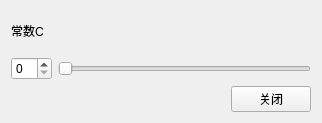
This is mainwindow/LoglinearGrayScale.ui in Narthill/Image_processing as Qt 5 draws it before an edit. The edited form follows.
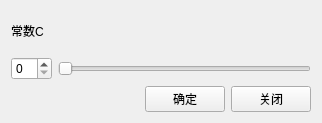
This is the edited form.

```diff
--- a/mainwindow/LoglinearGrayScale.ui
+++ b/mainwindow/LoglinearGrayScale.ui
@@ -56,6 +56,13 @@
          </property>
         </spacer>
        </item>
+       <item>
+        <widget class="QPushButton" name="sureBtn">
+         <property name="text">
+          <string>确定</string>
+         </property>
+        </widget>
+       </item>
        <item>
         <widget class="QPushButton" name="closeBtn">
          <property name="text">
```
